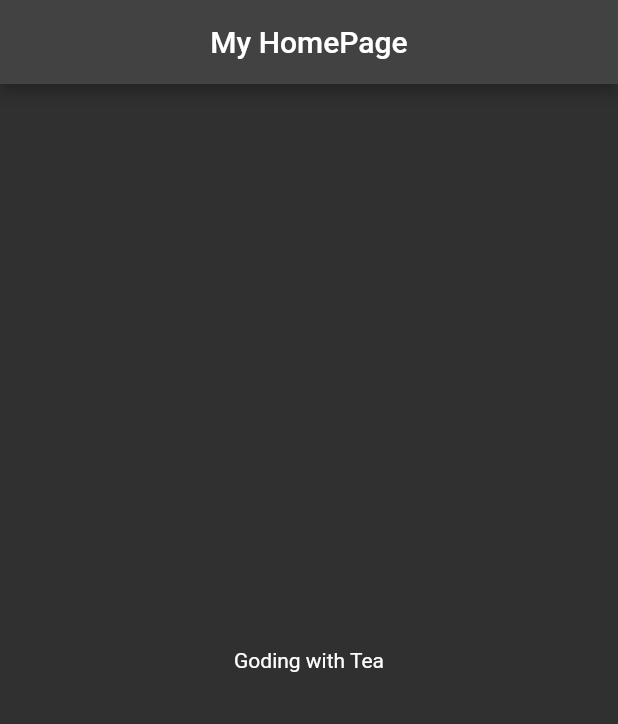
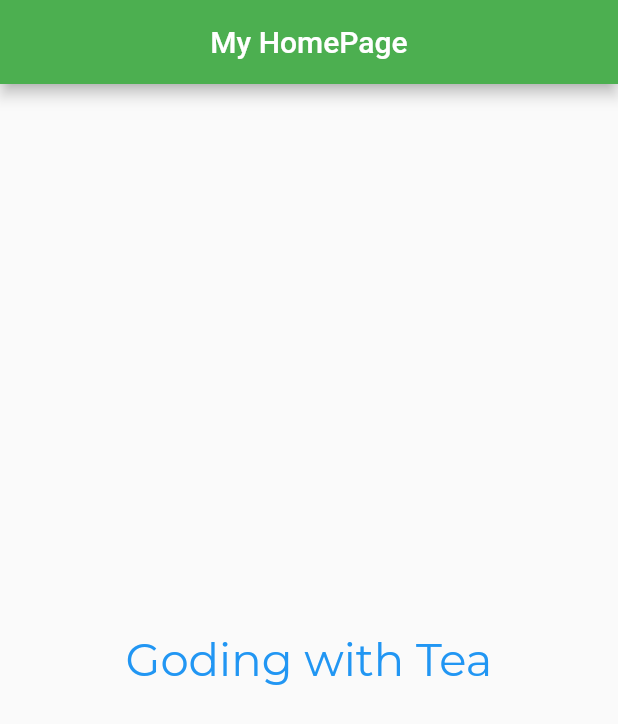
Before and after one commit to Coffee58511867/flutter-coding-with-tea, a Flutter app: the screen it shows after launch, on a phone screen of 412 x 824 dp. Shown: the top 724 px of the screen. Run offline on Flutter 3.47's test engine with Material 2 defaults, Android fonts, the phone set to English and light mode, and no system bars; our stand-ins replace google_fonts.

Commit message:
Added themes to app

```diff
--- a/lib/main.dart
+++ b/lib/main.dart
@@ -1,3 +1,4 @@
+import 'package:coding_with_tea/src/utils/theme/theme.dart';
 import 'package:flutter/material.dart';
 
 void main() {
@@ -12,9 +13,9 @@
   Widget build(BuildContext context) {
     return MaterialApp(
       title: 'Flutter Demo',
-      theme: ThemeData(brightness: Brightness.light),
-      darkTheme: ThemeData(brightness: Brightness.dark),
-      themeMode: ThemeMode.dark,
+      theme: TAppTheme.lightTheme,
+      darkTheme: TAppTheme.darkTheme,
+      themeMode: ThemeMode.system,
       home: const HomePage(),
     );
   }
@@ -35,8 +36,9 @@
         title: const Text("My HomePage"),
         centerTitle: true,
       ),
-      body: const Center(
-        child: Text("Goding with Tea"),
+      body: Center(
+        child: Text("Goding with Tea",
+            style: Theme.of(context).textTheme.displayMedium),
       ),
     );
   }
--- /dev/null
+++ b/lib/src/utils/theme/theme.dart
@@ -0,0 +1,14 @@
+import 'package:flutter/material.dart';
+import 'package:google_fonts/google_fonts.dart';
+
+class TAppTheme {
+  static ThemeData lightTheme = ThemeData(
+      brightness: Brightness.light,
+      primarySwatch: Colors.green,
+      textTheme: TextTheme(
+          displayMedium:
+              GoogleFonts.montserrat(color: Colors.blue, fontSize: 30)));
+  static ThemeData darkTheme = ThemeData(
+    brightness: Brightness.dark,
+  );
+}
--- a/pubspec.yaml
+++ b/pubspec.yaml
@@ -37,6 +37,7 @@ dependencies:
   cupertino_icons: ^1.0.2
   firebase_core: ^2.14.0
   cloud_firestore: ^4.8.2
+  google_fonts: ^5.1.0
 
 dev_dependencies:
   flutter_test:
@@ -64,6 +65,8 @@ flutter:
   # assets:
   #   - images/a_dot_burr.jpeg
   #   - images/a_dot_ham.jpeg
+  assets:
+   - assets/images/
 
   # An image asset can refer to one or more resolution-specific "variants", see
   # https://flutter.dev/assets-and-images/#resolution-aware
```
Also changed, not shown: assets/images/dma.png (added), pubspec.lock, 1 other file.
